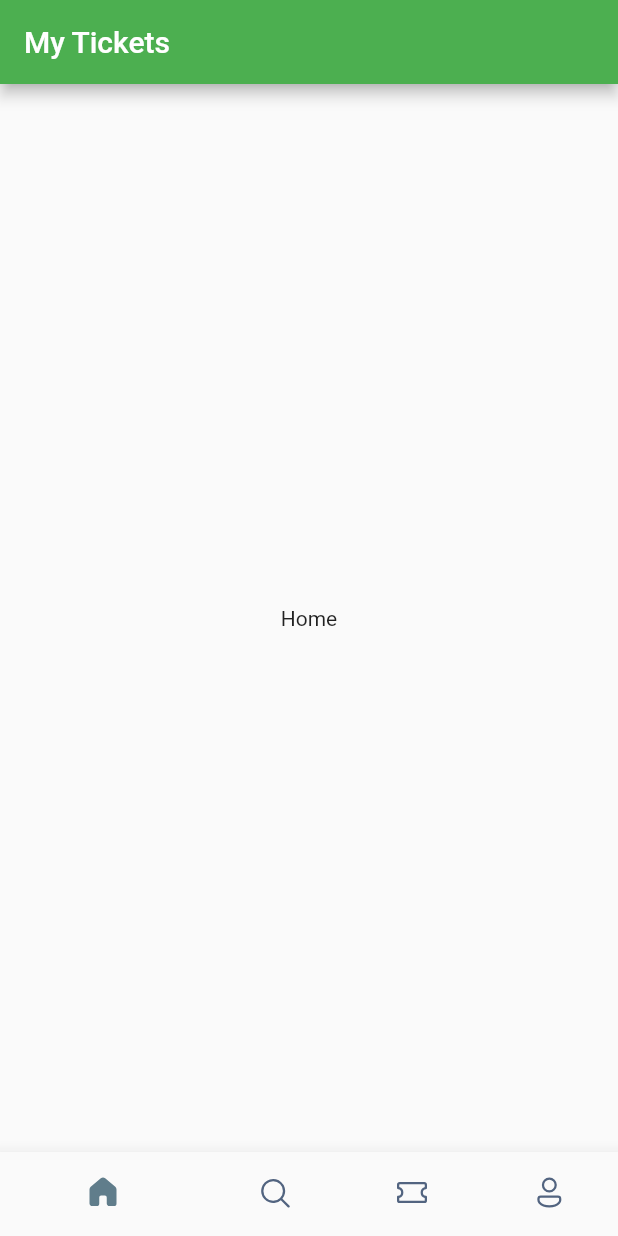
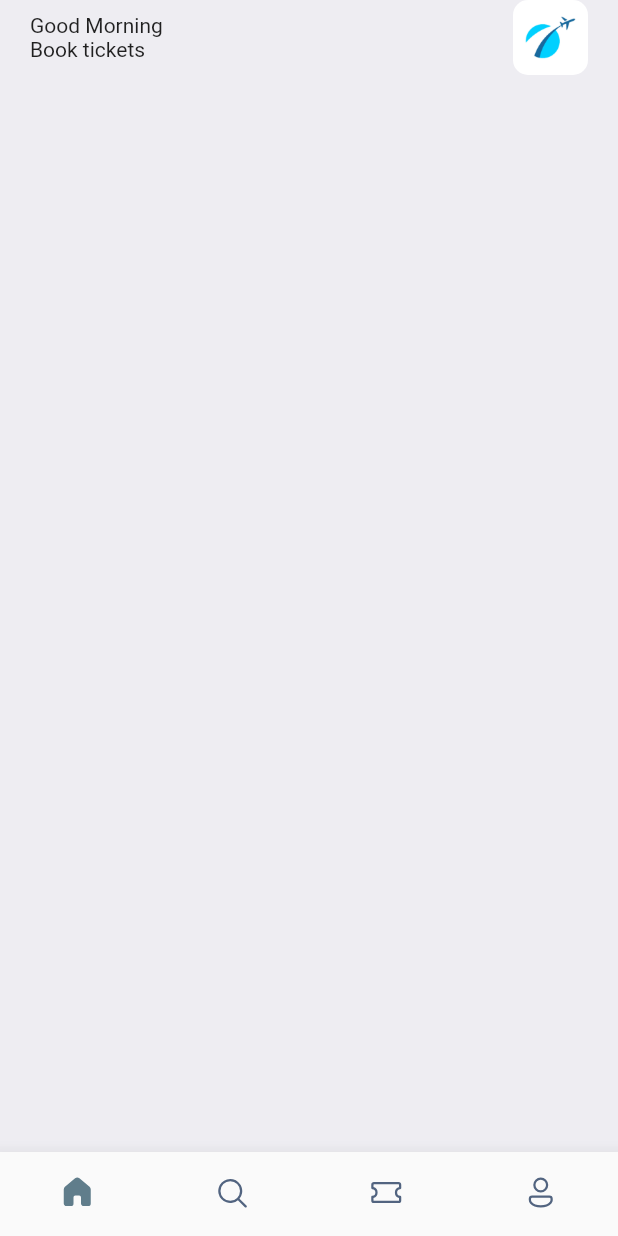
Before and after one commit to ViorelsS/BookingApp, a Flutter app: the screen it shows after launch, on a phone screen of 412 x 824 dp. Run offline on Flutter 3.47's test engine with Material 2 defaults, Android fonts, the phone set to English and light mode, and no system bars; our stand-ins replace fluentui_icons.

```diff
--- a/lib/main.dart
+++ b/lib/main.dart
@@ -12,6 +12,7 @@ class MyApp extends StatelessWidget {
   @override
   Widget build(BuildContext context) {
     return MaterialApp(
+      debugShowCheckedModeBanner: false,
       title: 'Flutter Demo',
       theme: ThemeData(
         primarySwatch: Colors.green,
--- a/lib/screens/bottom_bar.dart
+++ b/lib/screens/bottom_bar.dart
@@ -1,5 +1,6 @@
 // ignore_for_file: unnecessary_import
 
+import 'package:booktickets/screens/home_screen.dart';
 import 'package:fluentui_icons/fluentui_icons.dart';
 import 'package:flutter/cupertino.dart';
 import 'package:flutter/material.dart';
@@ -15,7 +16,7 @@ class _BottomBarState extends State<BottomBar> {
   int _selectedIndex = 0;
 
   static final List<Widget> _widgetOptions = <Widget>[
-    const Text("Home"),
+    HomeScreen(),
     const Text("Search"),
     const Text("Tickets"),
     const Text("Profile"),
@@ -30,9 +31,6 @@ class _BottomBarState extends State<BottomBar> {
   @override
   Widget build(BuildContext context) {
     return Scaffold(
-      appBar: AppBar(
-        title: const Text('My Tickets'),
-      ),
       body: Center(
         child: _widgetOptions[_selectedIndex],
       ),
@@ -43,6 +41,7 @@ class _BottomBarState extends State<BottomBar> {
         showSelectedLabels: false,
         showUnselectedLabels: false,
         selectedItemColor: Colors.blueGrey,
+        type: BottomNavigationBarType.fixed,
         unselectedItemColor: const Color(0xFF526480),
         items: const [
           BottomNavigationBarItem(
--- /dev/null
+++ b/lib/screens/home_screen.dart
@@ -0,0 +1,49 @@
+import 'package:flutter/cupertino.dart';
+import 'package:flutter/material.dart';
+import 'package:flutter/src/widgets/container.dart';
+import 'package:flutter/src/widgets/framework.dart';
+
+class HomeScreen extends StatelessWidget {
+  const HomeScreen({super.key});
+
+  @override
+  Widget build(BuildContext context) {
+    return Scaffold(
+      backgroundColor: const Color(0xFFeeedf2),
+      body: ListView(
+        children: [
+          Container(
+            padding: const EdgeInsets.symmetric(horizontal: 20),
+            child: Column(
+              children: [
+                Row(
+                  mainAxisAlignment: MainAxisAlignment.spaceBetween,
+                  children: [
+                    Column(
+                      crossAxisAlignment: CrossAxisAlignment.start,
+                      children: const [
+                        Text("Good Morning"),
+                        Text("Book tickets"),
+                      ],
+                    ),
+                    Container(
+                      height: 50,
+                      width: 50,
+                      decoration: BoxDecoration(
+                        borderRadius: BorderRadius.circular(10),
+                        image: const DecorationImage(
+                          fit: BoxFit.cover,
+                          image: AssetImage("assets/images/img_1.png"),
+                        ),
+                      ),
+                    )
+                  ],
+                ),
+              ],
+            ),
+          )
+        ],
+      ),
+    );
+  }
+}
--- a/pubspec.yaml
+++ b/pubspec.yaml
@@ -59,8 +59,8 @@ flutter:
     uses-material-design: true
 
     # To add assets to your application, add an assets section, like this:
-    # assets:
-    #   - images/a_dot_burr.jpeg
+    assets:
+        - assets/images/
     #   - images/a_dot_ham.jpeg
 
     # An image asset can refer to one or more resolution-specific "variants", see
```
Also changed, not shown: assets/images/img.png (added), assets/images/img_1.png (added), assets/images/one.png (added), assets/images/sit.jpg (added), assets/images/three.png (added), assets/images/two.png (added), assets/images/visa.png (added).
